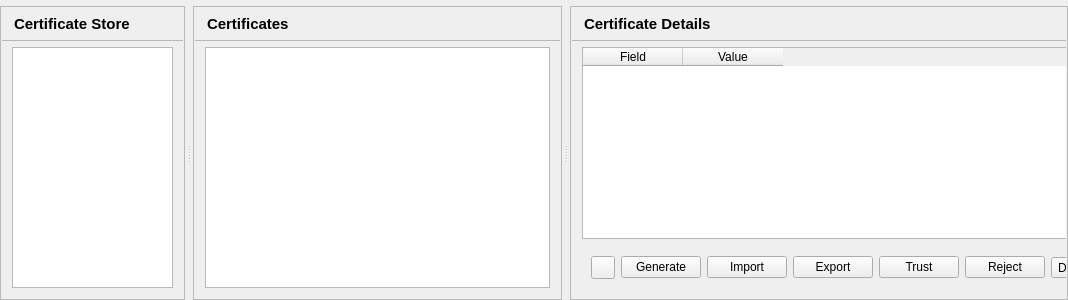
This is src/ui/pages/certificatespage.ui in sanny32/OpenUaSim as Qt 5 draws it before an edit. The edited form follows.
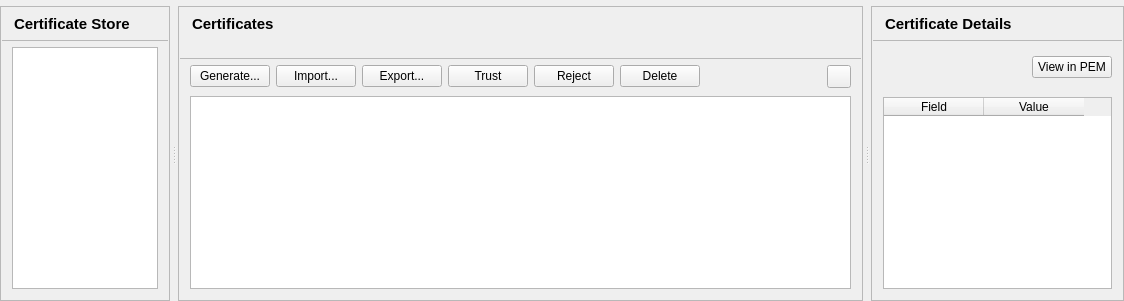
This is the edited form. Custom widgets are drawn as their Qt base class.

Commit message: Lay out the Certificates page like the design reference

What changed in the file:
```diff
--- a/src/ui/pages/certificatespage.ui
+++ b/src/ui/pages/certificatespage.ui
@@ -184,7 +184,10 @@
         <number>1</number>
        </property>
        <item>
-        <layout class="QHBoxLayout" name="certificatesPanelHeaderLayout">
+        <layout class="QVBoxLayout" name="certificatesPanelHeaderLayout">
+         <property name="spacing">
+          <number>2</number>
+         </property>
          <property name="leftMargin">
           <number>12</number>
          </property>
@@ -195,7 +198,7 @@
           <number>12</number>
          </property>
          <property name="bottomMargin">
-          <number>5</number>
+          <number>7</number>
          </property>
          <item>
           <widget class="ElidedLabel" name="certificatesTitle">
@@ -216,6 +219,9 @@
            </property>
           </widget>
          </item>
+         <item>
+          <widget class="ElidedLabel" name="certificatesDescription"/>
+         </item>
         </layout>
        </item>
        <item>
@@ -258,6 +264,81 @@
           <property name="bottomMargin">
            <number>10</number>
           </property>
+          <item>
+           <layout class="QHBoxLayout" name="listActionsLayout">
+            <property name="spacing">
+             <number>6</number>
+            </property>
+            <item>
+             <widget class="QPushButton" name="generateButton">
+              <property name="text">
+               <string>Generate...</string>
+              </property>
+              <property name="toolTip">
+               <string>Create a self-signed server certificate</string>
+              </property>
+             </widget>
+            </item>
+            <item>
+             <widget class="QPushButton" name="importButton">
+              <property name="text">
+               <string>Import...</string>
+              </property>
+              <property name="toolTip">
+               <string>Add a certificate file to the store; certificate files can also be dropped on the list</string>
+              </property>
+             </widget>
+            </item>
+            <item>
+             <widget class="QPushButton" name="exportButton">
+              <property name="text">
+               <string>Export...</string>
+              </property>
+             </widget>
+            </item>
+            <item>
+             <widget class="QPushButton" name="trustButton">
+              <property name="text">
+               <string>Trust</string>
+              </property>
+             </widget>
+            </item>
+            <item>
+             <widget class="QPushButton" name="rejectButton">
+              <property name="text">
+               <string>Reject</string>
+              </property>
+             </widget>
+            </item>
+            <item>
+             <widget class="QPushButton" name="deleteButton">
+              <property name="text">
+               <string>Delete</string>
+              </property>
+             </widget>
+            </item>
+            <item>
+             <spacer name="listActionsSpacer">
+              <property name="orientation">
+               <enum>Qt::Horizontal</enum>
+              </property>
+              <property name="sizeHint" stdset="0">
+               <size>
+                <width>0</width>
+                <height>0</height>
+               </size>
+              </property>
+             </spacer>
+            </item>
+            <item>
+             <widget class="QToolButton" name="openFolderButton">
+              <property name="toolTip">
+               <string>Open containing folder</string>
+              </property>
+             </widget>
+            </item>
+           </layout>
+          </item>
           <item>
            <widget class="QTableView" name="certificatesView">
             <property name="editTriggers">
@@ -418,6 +499,36 @@
               <property name="topMargin"><number>0</number></property>
               <property name="rightMargin"><number>0</number></property>
               <property name="bottomMargin"><number>0</number></property>
+              <item>
+               <layout class="QHBoxLayout" name="cardLayout" stretch="0,1,0">
+                <property name="spacing"><number>12</number></property>
+                <property name="bottomMargin"><number>4</number></property>
+                <item>
+                 <widget class="QLabel" name="cardIconLabel">
+                  <property name="minimumSize"><size><width>40</width><height>40</height></size></property>
+                  <property name="maximumSize"><size><width>40</width><height>40</height></size></property>
+                 </widget>
+                </item>
+                <item>
+                 <layout class="QVBoxLayout" name="cardTextLayout">
+                  <property name="spacing"><number>2</number></property>
+                  <item>
+                   <widget class="ElidedLabel" name="cardNameLabel">
+                    <property name="font"><font><bold>true</bold></font></property>
+                   </widget>
+                  </item>
+                  <item alignment="Qt::AlignLeft">
+                   <widget class="StatusIndicator" name="cardStatusIndicator" native="true"/>
+                  </item>
+                 </layout>
+                </item>
+                <item>
+                 <widget class="QPushButton" name="viewPemButton">
+                  <property name="text"><string>View in PEM</string></property>
+                 </widget>
+                </item>
+               </layout>
+              </item>
               <item>
                <widget class="QTableWidget" name="detailsView">
                 <property name="minimumSize"><size><width>0</width><height>120</height></size></property>
@@ -434,70 +545,6 @@
              </layout>
             </widget>
            </item>
-           <item>
-            <widget class="QWidget" name="actionsHost">
-             <layout class="QHBoxLayout" name="actionsLayout">
-              <property name="spacing">
-               <number>6</number>
-              </property>
-              <item>
-               <widget class="QToolButton" name="openFolderButton">
-                <property name="toolTip">
-                 <string>Open containing folder</string>
-                </property>
-               </widget>
-              </item>
-              <item>
-               <widget class="QPushButton" name="generateButton">
-                <property name="text">
-                 <string>Generate</string>
-                </property>
-                <property name="toolTip">
-                 <string>Create a self-signed server certificate</string>
-                </property>
-               </widget>
-              </item>
-              <item>
-               <widget class="QPushButton" name="importButton">
-                <property name="text">
-                 <string>Import</string>
-                </property>
-               </widget>
-              </item>
-              <item>
-               <widget class="QPushButton" name="exportButton">
-                <property name="text">
-                 <string>Export</string>
-                </property>
-               </widget>
-              </item>
-              <item>
-               <widget class="QPushButton" name="trustButton">
-                <property name="text">
-                 <string>Trust</string>
-                </property>
-               </widget>
-              </item>
-              <item>
-               <widget class="QPushButton" name="rejectButton">
-                <property name="text">
-                 <string>Reject</string>
-                </property>
-               </widget>
-              </item>
-              <item>
-               <widget class="QToolButton" name="deleteButton">
-                <property name="text">
-                 <string>Delete</string>
-                </property>
-                <property name="toolTip">
-                 <string>Delete</string>
-                </property>
-               </widget>
-              </item>
-             </layout>
-            </widget>
-           </item>
           </layout>
          </widget>
         </widget>
@@ -514,6 +561,11 @@
    <extends>QLabel</extends>
    <header>elidedlabel.h</header>
   </customwidget>
+  <customwidget>
+   <class>StatusIndicator</class>
+   <extends>QWidget</extends>
+   <header>statusindicator.h</header>
+  </customwidget>
  </customwidgets>
  <resources/>
  <connections/>
```
Left out of the diff: 3 changed lines with no effect on the pictures. The commit also changes 21 other files.
